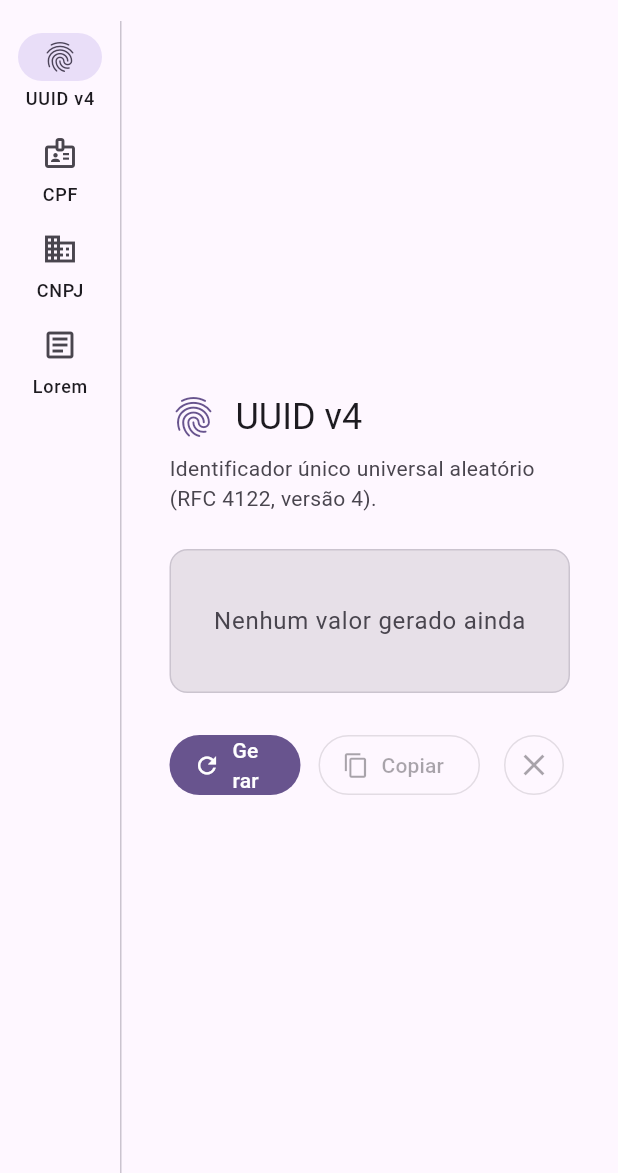
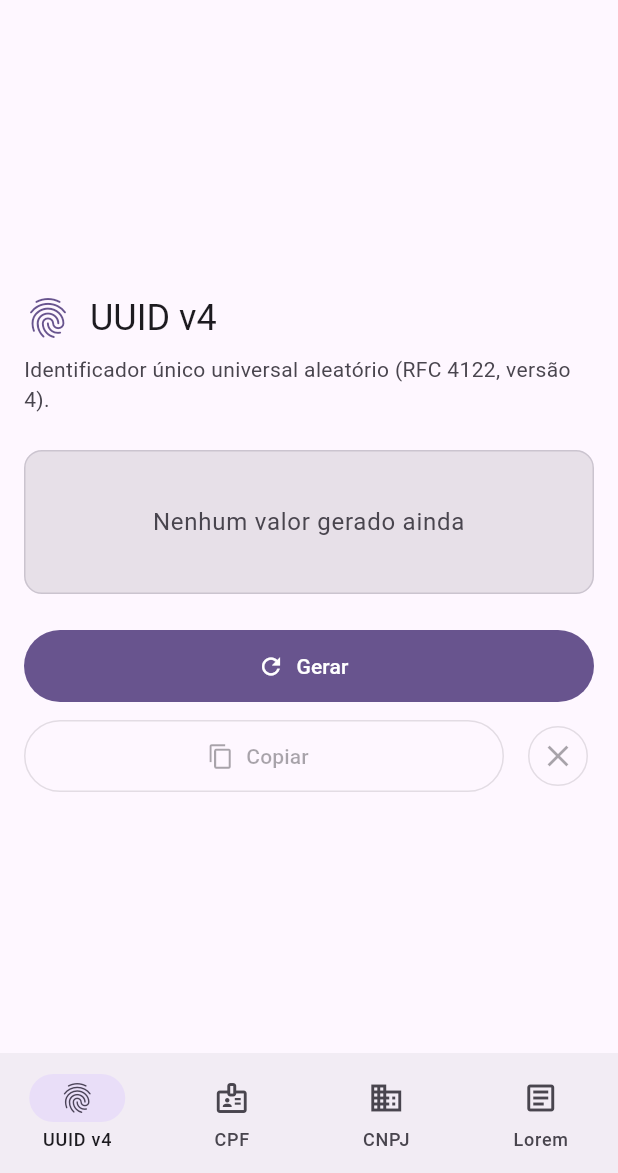
Before and after one commit to felipeminello/faker-generator, a Flutter app: the screen it shows after launch, on a phone screen of 412 x 824 dp, the part 63-1236 px from its top. Run offline on Flutter 3.47's test engine with Material 3 defaults, Android fonts, the phone set to English and light mode, and no system bars; our stand-ins replace flutter_bloc.

Commit message:
feat: implement responsive layout with compact mode and shared action bar

```diff
--- a/lib/home/presentation/home_page.dart
+++ b/lib/home/presentation/home_page.dart
@@ -3,10 +3,14 @@ import 'package:flutter/material.dart';
 import '../../cnpj/presentation/cnpj_page.dart';
 import '../../cpf/presentation/cpf_page.dart';
 import '../../lorem/presentation/lorem_page.dart';
+import '../../shared/presentation/responsive.dart';
 import '../../uuid/presentation/uuid_page.dart';
 
-/// Root page hosting a [NavigationRail] that switches between the generator
-/// features.
+/// Root page that switches between the generator features.
+///
+/// Wide windows get a [NavigationRail] on the side; phone-sized windows get a
+/// [NavigationBar] at the bottom, which is the reachable spot on a touch
+/// device and leaves the full width to the feature.
 ///
 /// Only the selected page is built; each feature's Bloc lives above [HomePage]
 /// (provided in `main.dart`), so generated values survive tab switches.
@@ -27,46 +31,89 @@ class _HomePageState extends State<HomePage> {
     LoremPage(),
   ];
 
-  static const _destinations = <NavigationRailDestination>[
-    NavigationRailDestination(
-      icon: Icon(Icons.fingerprint_outlined),
-      selectedIcon: Icon(Icons.fingerprint),
-      label: Text('UUID v4'),
+  /// One entry per feature, shared by the rail and the bottom bar.
+  static const _destinations = <_Destination>[
+    _Destination(
+      icon: Icons.fingerprint_outlined,
+      selectedIcon: Icons.fingerprint,
+      label: 'UUID v4',
     ),
-    NavigationRailDestination(
-      icon: Icon(Icons.badge_outlined),
-      selectedIcon: Icon(Icons.badge),
-      label: Text('CPF'),
+    _Destination(
+      icon: Icons.badge_outlined,
+      selectedIcon: Icons.badge,
+      label: 'CPF',
     ),
-    NavigationRailDestination(
-      icon: Icon(Icons.business_outlined),
-      selectedIcon: Icon(Icons.business),
-      label: Text('CNPJ'),
+    _Destination(
+      icon: Icons.business_outlined,
+      selectedIcon: Icons.business,
+      label: 'CNPJ',
     ),
-    NavigationRailDestination(
-      icon: Icon(Icons.article_outlined),
-      selectedIcon: Icon(Icons.article),
-      label: Text('Lorem'),
+    _Destination(
+      icon: Icons.article_outlined,
+      selectedIcon: Icons.article,
+      label: 'Lorem',
     ),
   ];
 
   @override
   Widget build(BuildContext context) {
+    final page = _pages[_selectedIndex];
+
+    if (isCompact(context)) {
+      return Scaffold(
+        appBar: AppBar(title: const Text('Fake Generator')),
+        body: SafeArea(child: page),
+        bottomNavigationBar: NavigationBar(
+          selectedIndex: _selectedIndex,
+          onDestinationSelected: _select,
+          destinations: [
+            for (final destination in _destinations)
+              NavigationDestination(
+                icon: Icon(destination.icon),
+                selectedIcon: Icon(destination.selectedIcon),
+                label: destination.label,
+              ),
+          ],
+        ),
+      );
+    }
+
     return Scaffold(
       appBar: AppBar(title: const Text('Fake Generator')),
       body: Row(
         children: [
           NavigationRail(
             selectedIndex: _selectedIndex,
-            onDestinationSelected: (index) =>
-                setState(() => _selectedIndex = index),
+            onDestinationSelected: _select,
             labelType: NavigationRailLabelType.all,
-            destinations: _destinations,
+            destinations: [
+              for (final destination in _destinations)
+                NavigationRailDestination(
+                  icon: Icon(destination.icon),
+                  selectedIcon: Icon(destination.selectedIcon),
+                  label: Text(destination.label),
+                ),
+            ],
           ),
           const VerticalDivider(width: 1),
-          Expanded(child: _pages[_selectedIndex]),
+          Expanded(child: page),
         ],
       ),
     );
   }
+
+  void _select(int index) => setState(() => _selectedIndex = index);
 }
+
+/// Feature entry rendered either as a rail or as a bottom-bar destination.
+class _Destination {
+  const _Destination({
+    required this.icon,
+    required this.selectedIcon,
+    required this.label,
+  });
+
+  final IconData icon;
+  final IconData selectedIcon;
+  final String label;
+}
--- a/lib/lorem/presentation/lorem_view.dart
+++ b/lib/lorem/presentation/lorem_view.dart
@@ -1,7 +1,8 @@
 import 'package:flutter/material.dart';
 import 'package:flutter/services.dart';
 
-import '../../shared/presentation/copy_to_clipboard.dart';
+import '../../shared/presentation/generator_actions.dart';
+import '../../shared/presentation/responsive.dart';
 import '../data/lorem_model.dart';
 import '../data/lorem_unit.dart';
 
@@ -50,7 +51,7 @@ class LoremView extends StatelessWidget {
       child: ConstrainedBox(
         constraints: const BoxConstraints(maxWidth: 720),
         child: Padding(
-          padding: const EdgeInsets.all(32),
+          padding: pagePadding(context),
           child: Column(
             crossAxisAlignment: CrossAxisAlignment.stretch,
             children: [
@@ -69,9 +70,11 @@ class LoremView extends StatelessWidget {
                             color: theme.colorScheme.primary,
                           ),
                           const SizedBox(width: 12),
-                          Text(
-                            'Lorem Ipsum',
-                            style: theme.textTheme.headlineSmall,
+                          Expanded(
+                            child: Text(
+                              'Lorem Ipsum',
+                              style: theme.textTheme.headlineSmall,
+                            ),
                           ),
                         ],
                       ),
@@ -109,30 +112,10 @@ class LoremView extends StatelessWidget {
                 ),
               ),
               const SizedBox(height: 16),
-              Row(
-                children: [
-                  Expanded(
-                    child: FilledButton.icon(
-                      onPressed: onGenerate,
-                      icon: const Icon(Icons.refresh),
-                      label: Text(text == null ? 'Gerar' : 'Gerar novo'),
-                    ),
-                  ),
-                  const SizedBox(width: 12),
-                  OutlinedButton.icon(
-                    onPressed: text == null
-                        ? null
-                        : () => copyToClipboard(context, text),
-                    icon: const Icon(Icons.copy),
-                    label: const Text('Copiar'),
-                  ),
-                  const SizedBox(width: 12),
-                  IconButton.outlined(
-                    onPressed: text == null ? null : onClear,
-                    tooltip: 'Limpar',
-                    icon: const Icon(Icons.close),
-                  ),
-                ],
+              GeneratorActions(
+                value: text,
+                onGenerate: onGenerate,
+                onClear: onClear,
               ),
             ],
           ),
@@ -175,7 +158,10 @@ class _Options extends StatelessWidget {
         side: BorderSide(color: theme.colorScheme.outlineVariant),
       ),
       child: Padding(
-        padding: const EdgeInsets.symmetric(horizontal: 20, vertical: 16),
+        padding: EdgeInsets.symmetric(
+          horizontal: isCompact(context) ? 12 : 20,
+          vertical: 16,
+        ),
         child: Column(
           crossAxisAlignment: CrossAxisAlignment.stretch,
           children: [
--- /dev/null
+++ b/lib/shared/presentation/generator_actions.dart
@@ -0,0 +1,76 @@
+import 'package:flutter/material.dart';
+
+import 'copy_to_clipboard.dart';
+import 'responsive.dart';
+
+/// "Gerar / Copiar / Limpar" action bar shared by every generator feature.
+///
+/// On wide windows the three actions sit side by side; on phones they stack,
+/// so the generate button keeps its full width instead of being squeezed
+/// until its label wraps one letter per line.
+class GeneratorActions extends StatelessWidget {
+  const GeneratorActions({
+    super.key,
+    required this.value,
+    required this.onGenerate,
+    required this.onClear,
+    this.generateLabel = 'Gerar',
+  });
+
+  /// The currently generated value, or `null` when there is nothing to copy.
+  final String? value;
+
+  final VoidCallback onGenerate;
+  final VoidCallback onClear;
+
+  /// Label for the generate button while nothing has been generated yet.
+  final String generateLabel;
+
+  @override
+  Widget build(BuildContext context) {
+    final hasValue = value != null;
+
+    final generate = FilledButton.icon(
+      onPressed: onGenerate,
+      icon: const Icon(Icons.refresh),
+      label: Text(hasValue ? 'Gerar novo' : generateLabel),
+    );
+    final copy = OutlinedButton.icon(
+      onPressed: hasValue ? () => copyToClipboard(context, value!) : null,
+      icon: const Icon(Icons.copy),
+      label: const Text('Copiar'),
+    );
+    final clear = IconButton.outlined(
+      onPressed: hasValue ? onClear : null,
+      tooltip: 'Limpar',
+      icon: const Icon(Icons.close),
+    );
+
+    if (isCompact(context)) {
+      return Column(
+        crossAxisAlignment: CrossAxisAlignment.stretch,
+        children: [
+          SizedBox(height: 48, child: generate),
+          const SizedBox(height: 12),
+          Row(
+            children: [
+              Expanded(child: SizedBox(height: 48, child: copy)),
+              const SizedBox(width: 12),
+              clear,
+            ],
+          ),
+        ],
+      );
+    }
+
+    return Row(
+      children: [
+        Expanded(child: generate),
+        const SizedBox(width: 12),
+        copy,
+        const SizedBox(width: 12),
+        clear,
+      ],
+    );
+  }
+}
--- a/lib/shared/presentation/generator_view.dart
+++ b/lib/shared/presentation/generator_view.dart
@@ -1,6 +1,7 @@
 import 'package:flutter/material.dart';
 
-import 'copy_to_clipboard.dart';
+import 'generator_actions.dart';
+import 'responsive.dart';
 
 /// Reusable presentation widget shared by every generator feature
 /// (UUID, CPF, CNPJ).
@@ -43,13 +44,12 @@ class GeneratorView extends StatelessWidget {
   @override
   Widget build(BuildContext context) {
     final theme = Theme.of(context);
-    final hasValue = value != null;
 
     return Center(
       child: ConstrainedBox(
         constraints: const BoxConstraints(maxWidth: 560),
         child: Padding(
-          padding: const EdgeInsets.all(32),
+          padding: pagePadding(context),
           child: Column(
             mainAxisAlignment: MainAxisAlignment.center,
             crossAxisAlignment: CrossAxisAlignment.stretch,
@@ -58,7 +58,9 @@ class GeneratorView extends StatelessWidget {
                 children: [
                   Icon(icon, size: 32, color: theme.colorScheme.primary),
                   const SizedBox(width: 12),
-                  Text(title, style: theme.textTheme.headlineSmall),
+                  Expanded(
+                    child: Text(title, style: theme.textTheme.headlineSmall),
+                  ),
                 ],
               ),
               const SizedBox(height: 8),
@@ -71,30 +73,11 @@ class GeneratorView extends StatelessWidget {
               const SizedBox(height: 24),
               _ResultCard(value: value),
               const SizedBox(height: 24),
-              Row(
-                children: [
-                  Expanded(
-                    child: FilledButton.icon(
-                      onPressed: onGenerate,
-                      icon: const Icon(Icons.refresh),
-                      label: Text(hasValue ? 'Gerar novo' : generateLabel),
-                    ),
-                  ),
-                  const SizedBox(width: 12),
-                  OutlinedButton.icon(
-                    onPressed: hasValue
-                        ? () => copyToClipboard(context, value!)
-                        : null,
-                    icon: const Icon(Icons.copy),
-                    label: const Text('Copiar'),
-                  ),
-                  const SizedBox(width: 12),
-                  IconButton.outlined(
-                    onPressed: hasValue ? onClear : null,
-                    tooltip: 'Limpar',
-                    icon: const Icon(Icons.close),
-                  ),
-                ],
+              GeneratorActions(
+                value: value,
+                onGenerate: onGenerate,
+                onClear: onClear,
+                generateLabel: generateLabel,
               ),
             ],
           ),
@@ -113,10 +96,21 @@ class _ResultCard extends StatelessWidget {
   Widget build(BuildContext context) {
     final theme = Theme.of(context);
 
+    final compact = isCompact(context);
+    final valueStyle =
+        (compact ? theme.textTheme.titleMedium : theme.textTheme.headlineSmall)
+            ?.copyWith(
+              fontFamily: 'monospace',
+              fontFeatures: const [FontFeature.tabularFigures()],
+            );
+
     return Container(
       width: double.infinity,
       constraints: const BoxConstraints(minHeight: 96),
-      padding: const EdgeInsets.symmetric(horizontal: 24, vertical: 28),
+      padding: EdgeInsets.symmetric(
+        horizontal: compact ? 16 : 24,
+        vertical: compact ? 20 : 28,
+      ),
       decoration: BoxDecoration(
         color: theme.colorScheme.surfaceContainerHighest,
         borderRadius: BorderRadius.circular(12),
@@ -126,16 +120,19 @@ class _ResultCard extends StatelessWidget {
         child: value == null
             ? Text(
                 'Nenhum valor gerado ainda',
+                textAlign: TextAlign.center,
                 style: theme.textTheme.bodyLarge?.copyWith(
                   color: theme.colorScheme.onSurfaceVariant,
                 ),
               )
-            : SelectableText(
-                value!,
-                textAlign: TextAlign.center,
-                style: theme.textTheme.headlineSmall?.copyWith(
-                  fontFamily: 'monospace',
-                  fontFeatures: const [FontFeature.tabularFigures()],
+            // A UUID is 36 characters wide: on a phone it would overflow the
+            // card, so the text shrinks instead of wrapping mid-value.
+            : FittedBox(
+                fit: BoxFit.scaleDown,
+                child: SelectableText(
+                  value!,
+                  textAlign: TextAlign.center,
+                  style: valueStyle,
                 ),
               ),
       ),
--- /dev/null
+++ b/lib/shared/presentation/responsive.dart
@@ -0,0 +1,18 @@
+import 'package:flutter/material.dart';
+
+/// Width below which the layout switches to its phone-friendly variant:
+/// bottom navigation instead of a side rail, tighter padding and stacked
+/// action buttons.
+///
+/// 600 is the Material 3 "compact" window-size breakpoint.
+const double kCompactWidth = 600;
+
+/// Whether the current window is narrow enough to need the compact layout.
+bool isCompact(BuildContext context) =>
+    MediaQuery.sizeOf(context).width < kCompactWidth;
+
+/// Page padding: roomy on desktop, tight on phones where every pixel of
+/// horizontal space counts.
+EdgeInsets pagePadding(BuildContext context) => isCompact(context)
+    ? const EdgeInsets.fromLTRB(16, 16, 16, 8)
+    : const EdgeInsets.all(32);
```
Also changed, not shown: 2 other files.
